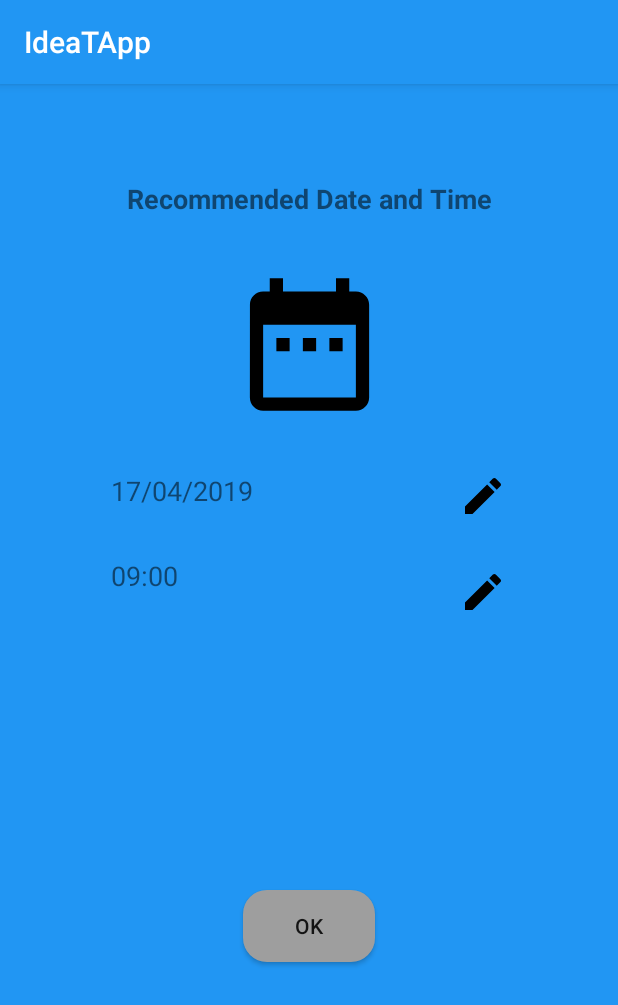
After one commit to bbmiron/hci-ideal-timing, an Android app: the RecommendedTimeScreen screen opened directly, with no data from a screen before it, on a phone screen of 412 x 824 dp. The commit adds this screen. Shown: the top 1005 px of the screen. Run offline under Robolectric (Android 15) with nearby library versions, the phone set to English and light mode, and no system bars.

Commit message:
Implement Recommended Date and Time screen

```diff
--- a/implementation/IdeaTApp/app/src/main/AndroidManifest.xml
+++ b/implementation/IdeaTApp/app/src/main/AndroidManifest.xml
@@ -44,6 +44,7 @@
 
         <activity android:name=".WritePostActivity"/>
         <activity android:name=".SendEmailActivity"/>
+        <activity android:name=".home.activities.RecommendedTimeScreen"/>
 
     </application>
 
--- /dev/null
+++ b/implementation/IdeaTApp/app/src/main/java/com/app/android/ideatapp/home/activities/RecommendedTimeScreen.java
@@ -0,0 +1,91 @@
+package com.app.android.ideatapp.home.activities;
+
+import android.app.DatePickerDialog;
+import android.app.TimePickerDialog;
+import android.os.Bundle;
+import android.support.annotation.Nullable;
+import android.support.v7.app.AppCompatActivity;
+import android.view.View;
+import android.widget.Button;
+import android.widget.DatePicker;
+import android.widget.TextView;
+import android.widget.TimePicker;
+
+import com.app.android.ideatapp.R;
+
+import java.util.Calendar;
+
+public class RecommendedTimeScreen extends AppCompatActivity {
+
+    private TextView recommendedDate;
+    private TextView recommendedTime;
+    private Button editDateButton;
+    private Button editTimeButton;
+    private Button okButton;
+    private int mYear, mMonth, mDay, mHour, mMinute;
+
+    @Override
+    protected void onCreate(@Nullable Bundle savedInstanceState) {
+        super.onCreate(savedInstanceState);
+        setContentView(R.layout.recommended_screen_activity);
+        init();
+
+        editDateButton.setOnClickListener(new View.OnClickListener() {
+            @Override
+            public void onClick(View view) {
+                openDatePicker();
+            }
+        });
+
+        editTimeButton.setOnClickListener(new View.OnClickListener() {
+            @Override
+            public void onClick(View view) {
+                openTimePicker();
+            }
+        });
+    }
+
+    private void openTimePicker() {
+
+        // Get Current Time
+        final Calendar c = Calendar.getInstance();
+        mHour = c.get(Calendar.HOUR_OF_DAY);
+        mMinute = c.get(Calendar.MINUTE);
+
+        // Launch Time Picker Dialog
+        TimePickerDialog timePickerDialog = new TimePickerDialog(this,
+                new TimePickerDialog.OnTimeSetListener() {
+                    @Override
+                    public void onTimeSet(TimePicker view, int hourOfDay, int minute) {
+                        recommendedTime.setText(hourOfDay + ":" + minute);
+                    }
+                }, mHour, mMinute, false);
+        timePickerDialog.show();
+    }
+
+    private void openDatePicker() {
+        // Get Current Date
+        final Calendar c = Calendar.getInstance();
+        mYear = c.get(Calendar.YEAR);
+        mMonth = c.get(Calendar.MONTH);
+        mDay = c.get(Calendar.DAY_OF_MONTH);
+
+
+        DatePickerDialog datePickerDialog = new DatePickerDialog(this,
+                new DatePickerDialog.OnDateSetListener() {
+                    @Override
+                    public void onDateSet(DatePicker view, int year, int monthOfYear, int dayOfMonth) {
+                        recommendedDate.setText(dayOfMonth + "-" + (monthOfYear + 1) + "-" + year);
+                    }
+                }, mYear, mMonth, mDay);
+        datePickerDialog.show();
+    }
+
+    private void init() {
+        recommendedDate = findViewById(R.id.recommended_date);
+        recommendedTime = findViewById(R.id.recommended_time);
+        editDateButton = findViewById(R.id.edit_date);
+        editTimeButton = findViewById(R.id.edit_time);
+        okButton = findViewById(R.id.ok_button);
+    }
+}
--- a/implementation/IdeaTApp/app/src/main/java/com/app/android/ideatapp/home/fragments/HomeFragment.java
+++ b/implementation/IdeaTApp/app/src/main/java/com/app/android/ideatapp/home/fragments/HomeFragment.java
@@ -14,6 +14,7 @@ import com.app.android.ideatapp.MainActivity;
 import com.app.android.ideatapp.R;
 import com.app.android.ideatapp.SendEmailActivity;
 import com.app.android.ideatapp.WritePostActivity;
+import com.app.android.ideatapp.home.activities.RecommendedTimeScreen;
 
 public class HomeFragment extends Fragment {
 
@@ -60,5 +61,13 @@ public class HomeFragment extends Fragment {
             }
         });
 
+        uploadPhotoButton = layoutInflater.findViewById(R.id.upload_photo_button);
+        uploadPhotoButton.setOnClickListener(new View.OnClickListener() {
+            @Override
+            public void onClick(View view) {
+                startActivity(new Intent(getContext(), RecommendedTimeScreen.class));
+            }
+        });
+
     }
 }
--- /dev/null
+++ b/implementation/IdeaTApp/app/src/main/res/drawable/ic_date_range_black_24dp.xml
@@ -0,0 +1,4 @@
+<vector android:height="48dp" android:viewportHeight="24.0"
+    android:viewportWidth="24.0" android:width="48dp" xmlns:android="http://schemas.android.com/apk/res/android">
+    <path android:fillColor="#FF000000" android:pathData="M9,11L7,11v2h2v-2zM13,11h-2v2h2v-2zM17,11h-2v2h2v-2zM19,4h-1L18,2h-2v2L8,4L8,2L6,2v2L5,4c-1.11,0 -1.99,0.9 -1.99,2L3,20c0,1.1 0.89,2 2,2h14c1.1,0 2,-0.9 2,-2L21,6c0,-1.1 -0.9,-2 -2,-2zM19,20L5,20L5,9h14v11z"/>
+</vector>
--- /dev/null
+++ b/implementation/IdeaTApp/app/src/main/res/drawable/ic_edit_black_24dp.xml
@@ -0,0 +1,9 @@
+<vector xmlns:android="http://schemas.android.com/apk/res/android"
+        android:width="24dp"
+        android:height="24dp"
+        android:viewportWidth="24.0"
+        android:viewportHeight="24.0">
+    <path
+        android:fillColor="#FF000000"
+        android:pathData="M3,17.25V21h3.75L17.81,9.94l-3.75,-3.75L3,17.25zM20.71,7.04c0.39,-0.39 0.39,-1.02 0,-1.41l-2.34,-2.34c-0.39,-0.39 -1.02,-0.39 -1.41,0l-1.83,1.83 3.75,3.75 1.83,-1.83z"/>
+</vector>
--- /dev/null
+++ b/implementation/IdeaTApp/app/src/main/res/layout/recommended_screen_activity.xml
@@ -0,0 +1,92 @@
+<?xml version="1.0" encoding="utf-8"?>
+<android.support.constraint.ConstraintLayout xmlns:android="http://schemas.android.com/apk/res/android"
+    xmlns:app="http://schemas.android.com/apk/res-auto"
+    xmlns:tools="http://schemas.android.com/tools"
+    android:layout_width="match_parent"
+    android:layout_height="match_parent"
+    android:background="@color/colorPrimary"
+    android:orientation="vertical">
+
+    <TextView
+        android:id="@+id/recommended_title"
+        android:layout_width="wrap_content"
+        android:layout_height="wrap_content"
+        android:layout_margin="@dimen/big_margin"
+        android:padding="@dimen/big_margin"
+        android:text="@string/recommended_title"
+        android:textSize="@dimen/text_18sp"
+        android:textStyle="bold"
+        app:layout_constraintEnd_toEndOf="parent"
+        app:layout_constraintStart_toStartOf="parent"
+        app:layout_constraintTop_toTopOf="parent" />
+
+    <ImageView
+        android:id="@+id/calendar_logo"
+        android:layout_width="106dp"
+        android:layout_height="106dp"
+        android:layout_gravity="center"
+        android:src="@drawable/ic_date_range_black_24dp"
+        app:layout_constraintEnd_toEndOf="parent"
+        app:layout_constraintStart_toStartOf="parent"
+        app:layout_constraintTop_toBottomOf="@id/recommended_title" />
+
+    <TextView
+        android:id="@+id/recommended_date"
+        android:layout_width="126dp"
+        android:layout_height="wrap_content"
+        android:layout_margin="@dimen/big_margin"
+        android:textSize="@dimen/text_18sp"
+        app:layout_constraintEnd_toStartOf="@+id/edit_date"
+        app:layout_constraintHorizontal_bias="0.5"
+        app:layout_constraintStart_toStartOf="parent"
+        app:layout_constraintTop_toBottomOf="@id/calendar_logo"
+        android:text="17/04/2019 " />
+
+    <Button
+        android:id="@+id/edit_date"
+        android:layout_width="@dimen/buttons_width"
+        android:layout_height="@dimen/buttons_width"
+        android:layout_margin="@dimen/big_margin"
+        android:background="@drawable/ic_edit_black_24dp"
+        app:layout_constraintEnd_toEndOf="parent"
+        app:layout_constraintHorizontal_bias="0.5"
+        app:layout_constraintStart_toEndOf="@+id/recommended_date"
+        app:layout_constraintTop_toBottomOf="@id/calendar_logo" />
+
+    <TextView
+        android:id="@+id/recommended_time"
+        android:layout_width="126dp"
+        android:layout_height="wrap_content"
+        android:layout_margin="@dimen/big_margin"
+        android:textSize="@dimen/text_18sp"
+        app:layout_constraintEnd_toStartOf="@+id/edit_time"
+        app:layout_constraintHorizontal_bias="0.5"
+        app:layout_constraintStart_toStartOf="parent"
+        app:layout_constraintTop_toBottomOf="@id/recommended_date"
+        android:text="09:00" />
+
+    <Button
+        android:id="@+id/edit_time"
+        android:layout_width="@dimen/buttons_width"
+        android:layout_height="@dimen/buttons_width"
+        android:layout_margin="@dimen/big_margin"
+        android:background="@drawable/ic_edit_black_24dp"
+        app:layout_constraintEnd_toEndOf="parent"
+        app:layout_constraintHorizontal_bias="0.5"
+        app:layout_constraintStart_toEndOf="@+id/recommended_time"
+        app:layout_constraintTop_toBottomOf="@id/edit_date" />
+
+
+    <Button
+        android:id="@+id/ok_button"
+        android:layout_width="wrap_content"
+        android:layout_height="wrap_content"
+        android:layout_margin="@dimen/big_margin"
+        android:background="@drawable/draw_gray_button"
+        android:text="@string/ok"
+        app:layout_constraintBottom_toBottomOf="parent"
+        app:layout_constraintEnd_toEndOf="parent"
+        app:layout_constraintHorizontal_bias="0.5"
+        app:layout_constraintTop_toBottomOf="@+id/edit_time"
+        app:layout_constraintStart_toStartOf="parent" />
+</android.support.constraint.ConstraintLayout>
--- a/implementation/IdeaTApp/app/src/main/res/values/dimes.xml
+++ b/implementation/IdeaTApp/app/src/main/res/values/dimes.xml
@@ -6,6 +6,7 @@
     <dimen name="xxl_margin">64dp</dimen>
     <dimen name="corners">16dp</dimen>
     <dimen name="profile_image_width">64dp</dimen>
+    <dimen name="buttons_width">32dp</dimen>
     <dimen name="logo_width">164dp</dimen>
     <dimen name="logo_height">198dp</dimen>
     <dimen name="login_button_height">48dp</dimen>
--- a/implementation/IdeaTApp/app/src/main/res/values/strings.xml
+++ b/implementation/IdeaTApp/app/src/main/res/values/strings.xml
@@ -8,4 +8,8 @@
     <string name="error_occurred_try_again">Parsing Json error!</string>
     <string name="write_post_hint">Write something...</string>
     <string name="action_save">Save</string>
+    <string name="edit_date">Edit date</string>
+    <string name="edit_time">Edit time</string>
+    <string name="ok">Ok</string>
+    <string name="recommended_title">Recommended Date and Time</string>
 </resources>
```
